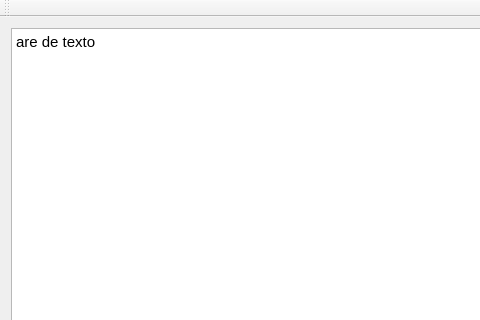
First picture: the form in mainwindow.ui, repository matheusslr/htop, before the edit; both pictures show x 0 to 480 and y 0 to 320 of the 893 by 648 pixel window.
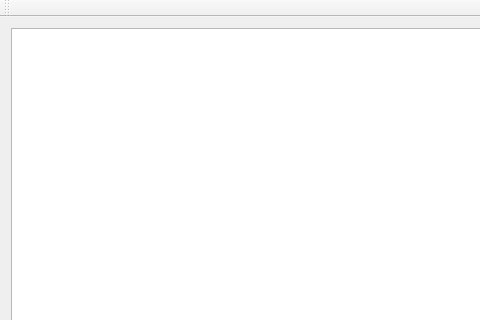
Second picture: the form after the edit.

Commit message: feat: getting processes

Diff of the .ui file:
```diff
--- a/mainwindow.ui
+++ b/mainwindow.ui
@@ -22,7 +22,7 @@
 &lt;html&gt;&lt;head&gt;&lt;meta name=&quot;qrichtext&quot; content=&quot;1&quot; /&gt;&lt;style type=&quot;text/css&quot;&gt;
 p, li { white-space: pre-wrap; }
 &lt;/style&gt;&lt;/head&gt;&lt;body style=&quot; font-family:'Ubuntu'; font-size:11pt; font-weight:400; font-style:normal;&quot;&gt;
-&lt;p style=&quot; margin-top:0px; margin-bottom:0px; margin-left:0px; margin-right:0px; -qt-block-indent:0; text-indent:0px;&quot;&gt;are de texto &lt;/p&gt;&lt;/body&gt;&lt;/html&gt;</string>
+&lt;p style=&quot;-qt-paragraph-type:empty; margin-top:0px; margin-bottom:0px; margin-left:0px; margin-right:0px; -qt-block-indent:0; text-indent:0px;&quot;&gt;&lt;br /&gt;&lt;/p&gt;&lt;/body&gt;&lt;/html&gt;</string>
       </property>
      </widget>
     </item>
```
The commit also changes 2 other files.
